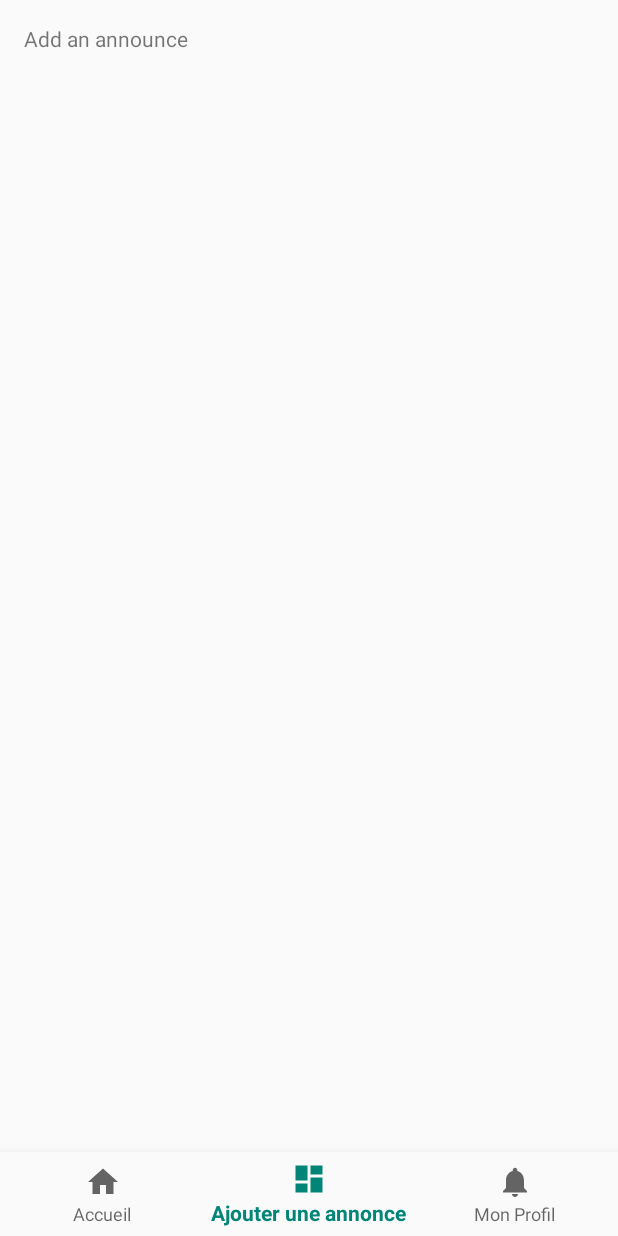
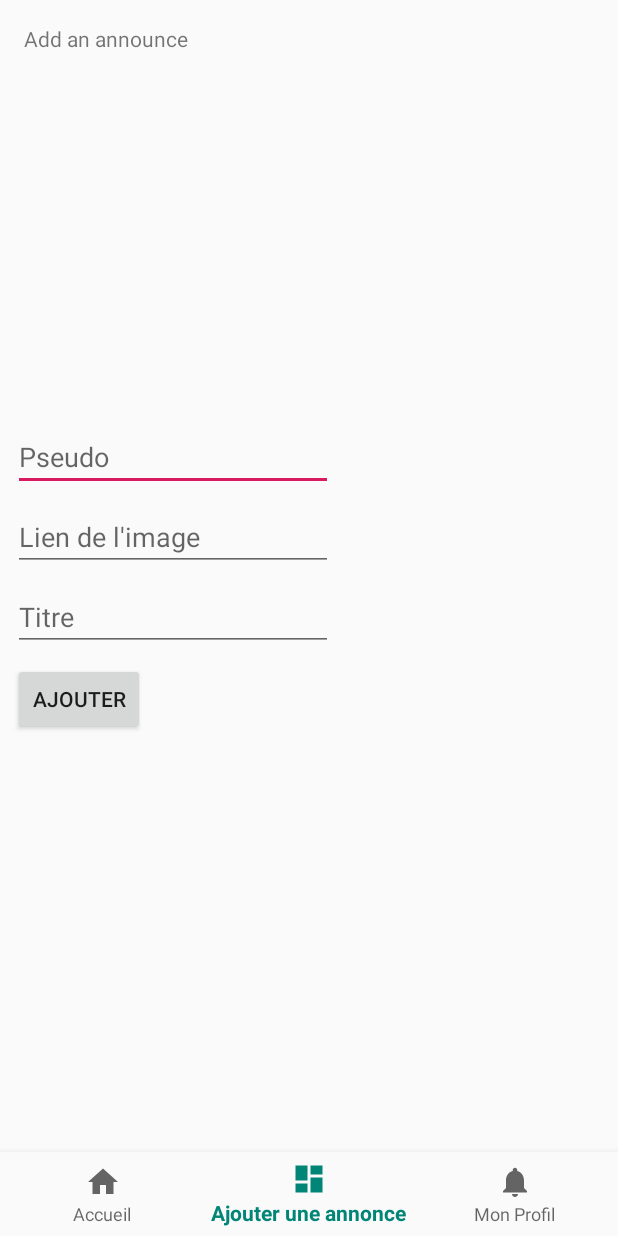
Before and after one commit to JulesVi/androidChaussures, an Android app: the screen it shows after launch (AddAnnonce), item 2 of the bottom bar chosen, on a phone screen of 412 x 824 dp. Run offline under Robolectric (Android 15) with nearby library versions, the phone set to English and light mode, and no system bars; our stand-ins replace Firebase (no records; nobody signed in at launch, a user with empty details on screens opened directly); 1 statement that could not run was skipped.

Commit message:
ajout annonce

```diff
--- a/ChaussuresApp/app/src/main/java/com/example/chaussuresapp/AddAnnonce.java
+++ b/ChaussuresApp/app/src/main/java/com/example/chaussuresapp/AddAnnonce.java
@@ -3,17 +3,28 @@ package com.example.chaussuresapp;
 import android.content.Intent;
 import android.os.Bundle;
 
+import com.example.chaussuresapp.api.AnnonceHelper;
 import com.example.chaussuresapp.auth.ProfileActivity;
 import com.google.android.material.bottomnavigation.BottomNavigationView;
+import com.google.firebase.firestore.FirebaseFirestore;
 
 import androidx.appcompat.app.AppCompatActivity;
 import androidx.annotation.NonNull;
 
 import android.view.MenuItem;
+import android.view.View;
+import android.widget.Button;
+import android.widget.EditText;
 import android.widget.TextView;
 
 public class AddAnnonce extends AppCompatActivity {
     private TextView mTextMessage;
+
+    private EditText editTextPseudo;
+    private EditText editTextTitre;
+    private EditText editTextLien;
+    private Button buttonAdd;
+    private FirebaseFirestore db = FirebaseFirestore.getInstance();
 
     private BottomNavigationView.OnNavigationItemSelectedListener mOnNavigationItemSelectedListener
             = new BottomNavigationView.OnNavigationItemSelectedListener() {
@@ -46,6 +57,25 @@ public class AddAnnonce extends AppCompatActivity {
         mTextMessage = findViewById(R.id.message);
         navView.setOnNavigationItemSelectedListener(mOnNavigationItemSelectedListener);
         navView.setSelectedItemId(R.id.navigation_dashboard);
+
+        editTextPseudo = findViewById(R.id.editTextPseudo);
+        editTextTitre = findViewById(R.id.editTextTitre);
+        editTextLien = findViewById(R.id.editTextLien);
+        buttonAdd = findViewById(R.id.buttonAdd);
+        buttonAdd.setOnClickListener(new View.OnClickListener() {
+            public void onClick(View v) {
+                buttonPressed();
+            }
+        });
+    }
+
+    private void buttonPressed(){
+        db.collection("annonce").document(editTextPseudo.getText().toString()).set(new AnnonceHelper(editTextLien.getText().toString(),
+                editTextTitre.getText().toString(),
+                editTextPseudo.getText().toString(),
+                "descrition de "+editTextPseudo.getText().toString(),
+                "droit", 48, "éclaté au sol", "Chicago", 60007, 30000));
+
     }
 
 }
--- a/ChaussuresApp/app/src/main/java/com/example/chaussuresapp/MainActivity.java
+++ b/ChaussuresApp/app/src/main/java/com/example/chaussuresapp/MainActivity.java
@@ -35,6 +35,11 @@ public class MainActivity extends AppCompatActivity implements Serializable {
     private BottomNavigationView.OnNavigationItemSelectedListener mOnNavigationItemSelectedListener
             = new BottomNavigationView.OnNavigationItemSelectedListener() {
 
+        /**
+         * mise en place de la bottom navigation
+         * @param item
+         * @return
+         */
         @Override
         public boolean onNavigationItemSelected(@NonNull MenuItem item) {
             switch (item.getItemId()) {
@@ -52,8 +57,15 @@ public class MainActivity extends AppCompatActivity implements Serializable {
             return false;
         }
     };
+
     private ArrayList<Tuile> tuiles = new ArrayList<Tuile>();
 
+    /**
+     * liaison des attributs avec ceux de la view,
+     * lecture de la collection annonce dans firebase,
+     * remplissage de tuiles
+     * @param savedInstanceState
+     */
     @Override
     protected void onCreate(Bundle savedInstanceState) {
         super.onCreate(savedInstanceState);
@@ -63,8 +75,52 @@ public class MainActivity extends AppCompatActivity implements Serializable {
         mTextMessage = findViewById(R.id.message);
         bottomNavigationView.setOnNavigationItemSelectedListener(mOnNavigationItemSelectedListener);
 
-        db.collection("annonce").document("robert").set(new AnnonceHelper("https://scene7.zumiez.com/is/image/zumiez/pdp_hero/New-Balance-Numeric-306-Foy-Blue-%26-Red-Skate-Shoes-_320281-front-US.jpg","chaussures pas ouf", "robert", "descrition de robert", "droit", 48, "éclaté au sol", "Chicago", 60007, 30000));
+        //db.collection("annonce").document("robert").set(new AnnonceHelper("https://scene7.zumiez.com/is/image/zumiez/pdp_hero/New-Balance-Numeric-306-Foy-Blue-%26-Red-Skate-Shoes-_320281-front-US.jpg","chaussures pas ouf", "robert", "descrition de robert", "droit", 48, "éclaté au sol", "Chicago", 60007, 30000));
 
+        //lecture de toutes les annonces
+//        db.collection("annonce")
+//                .get()
+//                .addOnCompleteListener(new OnCompleteListener<QuerySnapshot>() {
+//                    @Override
+//                    public void onComplete(@NonNull Task<QuerySnapshot> task) {
+//                        if (task.isSuccessful()) {
+//                            for (QueryDocumentSnapshot document : task.getResult()) {
+//                                Log.d("aa", document.getId() + " => " + document.getData());
+//                                tuiles.add(new Tuile(document));
+//
+//                            }
+//                        } else {
+//                            Log.w("aa", "Error getting documents.", task.getException());
+//                        }
+//                        whenDataReady();
+//                    }
+//                });
+    }
+
+
+    /**
+     * envoi du contenu de tuiles dans la gridView
+     */
+    protected void whenDataReady() {
+        GridView gridView = (GridView) findViewById(R.id.GridView);
+        TuilesAdapter tuilesAdapter = new TuilesAdapter(this, tuiles);
+        gridView.setAdapter(tuilesAdapter);
+
+        gridView.setOnItemClickListener(new AdapterView.OnItemClickListener() {
+            @Override
+            public void onItemClick(AdapterView<?> parent, View view, int position, long id) {
+                Intent intent = new Intent(MainActivity.this, DescriptionAnnonce.class);
+                intent.putExtra("tuile", tuiles.get(position));
+                startActivity(intent);
+            }
+        });
+    }
+    @Override
+    public void onResume(){
+        super.onResume();
+        bottomNavigationView.setSelectedItemId(R.id.navigation_home);
+
+        tuiles = new ArrayList<Tuile>();
         //lecture de toutes les annonces
         db.collection("annonce")
                 .get()
@@ -84,32 +140,4 @@ public class MainActivity extends AppCompatActivity implements Serializable {
                     }
                 });
     }
-
-
-    protected void whenDataReady() {
-        GridView gridView = (GridView) findViewById(R.id.GridView);
-        TuilesAdapter tuilesAdapter = new TuilesAdapter(this, tuiles);
-        gridView.setAdapter(tuilesAdapter);
-
-        gridView.setOnItemClickListener(new AdapterView.OnItemClickListener() {
-            @Override
-            public void onItemClick(AdapterView<?> parent, View view, int position, long id) {
-                Intent intent = new Intent(MainActivity.this, DescriptionAnnonce.class);
-                intent.putExtra("tuile", tuiles.get(position));
-                startActivity(intent);
-            }
-        });
-    }
-
-
-    //ajout d'une annonce
-        //db.collection("annonce").document("robert").set(new AnnonceHelper("NB306", 420, 666, false, "cool chaussure", "http://www.weartested.com/wp-content/uploads/2019/10/Side-1500x728.jpg"));
-        //db.collection("annonce").document("kyle").set(new AnnonceHelper("vans kyle walker", 42, 25, true, "chaussure cool", "http://www.bronystuff.fr/media/import/Images/vans%20kyle%20walker-809dkn.jpg"));
-        //db.collection("annonce").document("kyle").set(new AnnonceHelper("vans kyle walker", 42, 25, true, "chaussure cool", "http://www.bronystuff.fr/media/import/Images/vans%20kyle%20walker-809dkn.jpg"));
-
-    @Override
-    public void onResume(){
-        super.onResume();
-        bottomNavigationView.setSelectedItemId(R.id.navigation_home);
-    }
 }
--- a/ChaussuresApp/app/src/main/java/com/example/chaussuresapp/api/AnnonceHelper.java
+++ b/ChaussuresApp/app/src/main/java/com/example/chaussuresapp/api/AnnonceHelper.java
@@ -1,5 +1,8 @@
 package com.example.chaussuresapp.api;
 
+/**
+ * classe permettant d'instancier des annonces dans la base firebase
+ */
 public class AnnonceHelper {
     private String imgId;
     private String titreAnnonce;
--- a/ChaussuresApp/app/src/main/java/com/example/chaussuresapp/api/UserHelper.java
+++ b/ChaussuresApp/app/src/main/java/com/example/chaussuresapp/api/UserHelper.java
@@ -7,6 +7,9 @@ import com.google.firebase.firestore.CollectionReference;
 import com.google.firebase.firestore.DocumentSnapshot;
 import com.google.firebase.firestore.FirebaseFirestore;
 
+/**
+ * classe permettant de manipuler la collection user (non fonctionelle pour l'instant)
+ */
 public class UserHelper {
 
     private static final String COLLECTION_NAME = "users";
--- a/ChaussuresApp/app/src/main/res/layout/activity_addannonce.xml
+++ b/ChaussuresApp/app/src/main/res/layout/activity_addannonce.xml
@@ -30,4 +30,52 @@
         app:layout_constraintRight_toRightOf="parent"
         app:menu="@menu/bottom_nav_menu" />
 
+    <LinearLayout
+        android:layout_width="395dp"
+        android:layout_height="388dp"
+        android:layout_marginStart="8dp"
+        android:layout_marginTop="64dp"
+        android:layout_marginEnd="8dp"
+        android:layout_marginBottom="8dp"
+        android:orientation="vertical"
+        app:layout_constraintBottom_toTopOf="@+id/nav_view"
+        app:layout_constraintEnd_toEndOf="parent"
+        app:layout_constraintStart_toStartOf="parent"
+        app:layout_constraintTop_toTopOf="parent">
+
+        <EditText
+            android:id="@+id/editTextPseudo"
+            android:layout_width="wrap_content"
+            android:layout_height="wrap_content"
+            android:layout_marginTop="64dp"
+            android:ems="10"
+            android:hint="Pseudo"
+            android:inputType="textPersonName" />
+
+        <EditText
+            android:id="@+id/editTextLien"
+            android:layout_width="wrap_content"
+            android:layout_height="wrap_content"
+            android:layout_marginTop="8dp"
+            android:ems="10"
+            android:hint="Lien de l'image"
+            android:inputType="textPersonName" />
+
+        <EditText
+            android:id="@+id/editTextTitre"
+            android:layout_width="wrap_content"
+            android:layout_height="wrap_content"
+            android:layout_marginTop="8dp"
+            android:ems="10"
+            android:hint="Titre"
+            android:inputType="textPersonName" />
+
+        <Button
+            android:id="@+id/buttonAdd"
+            android:layout_width="wrap_content"
+            android:layout_height="wrap_content"
+            android:layout_marginTop="8dp"
+            android:text="Ajouter" />
+    </LinearLayout>
+
 </androidx.constraintlayout.widget.ConstraintLayout>
```
Also changed, not shown: ChaussuresApp/app/src/main/java/com/example/chaussuresapp/Class/Tuile.java (+71 -0 lines), ChaussuresApp/app/src/main/java/com/example/chaussuresapp/auth/ProfileActivity.java (+14 -1 lines), ChaussuresApp/app/src/main/java/com/example/chaussuresapp/base/BaseActivity.java (+7 -0 lines).
